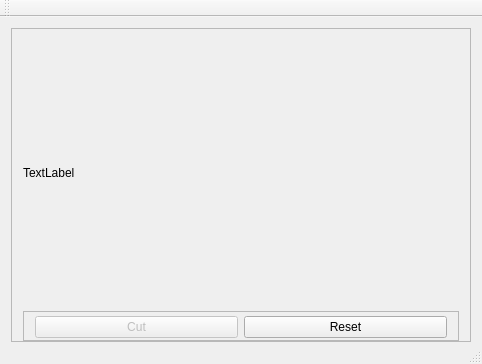
The window that mainwindow.ui (quique0194/UmayuxVsss) describes before a commit, drawn with Qt 5.
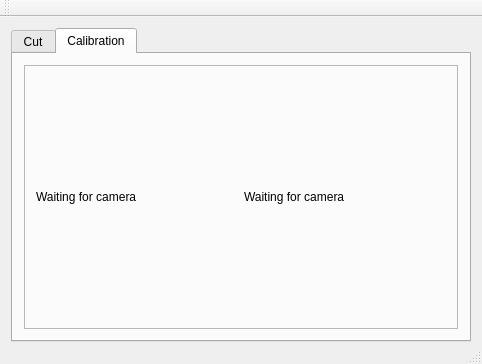
The same window after the commit. Custom widgets are drawn as their Qt base class.

Commit message: Several fixes to CutVideoWidget

```diff
--- a/mainwindow.ui
+++ b/mainwindow.ui
@@ -19,6 +19,16 @@
      <number>0</number>
     </property>
     <item>
+     <widget class="QTabWidget" name="tabs">
+      <property name="currentIndex">
+       <number>1</number>
+      </property>
+      <widget class="QWidget" name="tab">
+       <attribute name="title">
+        <string>Cut</string>
+       </attribute>
+       <layout class="QHBoxLayout" name="horizontalLayout_2">
+        <item>
      <widget class="QFrame" name="frame">
       <property name="frameShape">
        <enum>QFrame::StyledPanel</enum>
@@ -33,7 +43,10 @@
        <item>
         <widget class="CutVideoWidget" name="cutVideo">
          <property name="text">
-          <string>TextLabel</string>
+              <string>Waiting for camera</string>
+             </property>
+             <property name="alignment">
+              <set>Qt::AlignCenter</set>
          </property>
         </widget>
        </item>
@@ -86,6 +99,49 @@
     </item>
    </layout>
   </widget>
+      <widget class="QWidget" name="tab_2">
+       <attribute name="title">
+        <string>Calibration</string>
+       </attribute>
+       <layout class="QHBoxLayout" name="horizontalLayout_3">
+        <item>
+         <widget class="QFrame" name="frame_3">
+          <property name="frameShape">
+           <enum>QFrame::StyledPanel</enum>
+          </property>
+          <property name="frameShadow">
+           <enum>QFrame::Raised</enum>
+          </property>
+          <layout class="QHBoxLayout" name="horizontalLayout_4">
+           <item>
+            <widget class="SelectAreaVideoWidget" name="selectArea">
+             <property name="baseSize">
+              <size>
+               <width>400</width>
+               <height>300</height>
+              </size>
+             </property>
+             <property name="text">
+              <string>Waiting for camera</string>
+             </property>
+            </widget>
+           </item>
+           <item>
+            <widget class="QLabel" name="label_2">
+             <property name="text">
+              <string>Waiting for camera</string>
+             </property>
+            </widget>
+           </item>
+          </layout>
+         </widget>
+        </item>
+       </layout>
+      </widget>
+     </widget>
+    </item>
+   </layout>
+  </widget>
   <widget class="QMenuBar" name="menuBar">
    <property name="geometry">
     <rect>
@@ -118,6 +174,11 @@
    <extends>QPushButton</extends>
    <header>easydisablebtn.h</header>
   </customwidget>
+  <customwidget>
+   <class>SelectAreaVideoWidget</class>
+   <extends>QLabel</extends>
+   <header>selectareavideowidget.h</header>
+  </customwidget>
  </customwidgets>
  <resources/>
  <connections/>
```
Left out of the diff: 6 changed lines with no effect on the pictures. Lines whose indentation alone changed are shown as unchanged. The commit also changes 5 other files.
